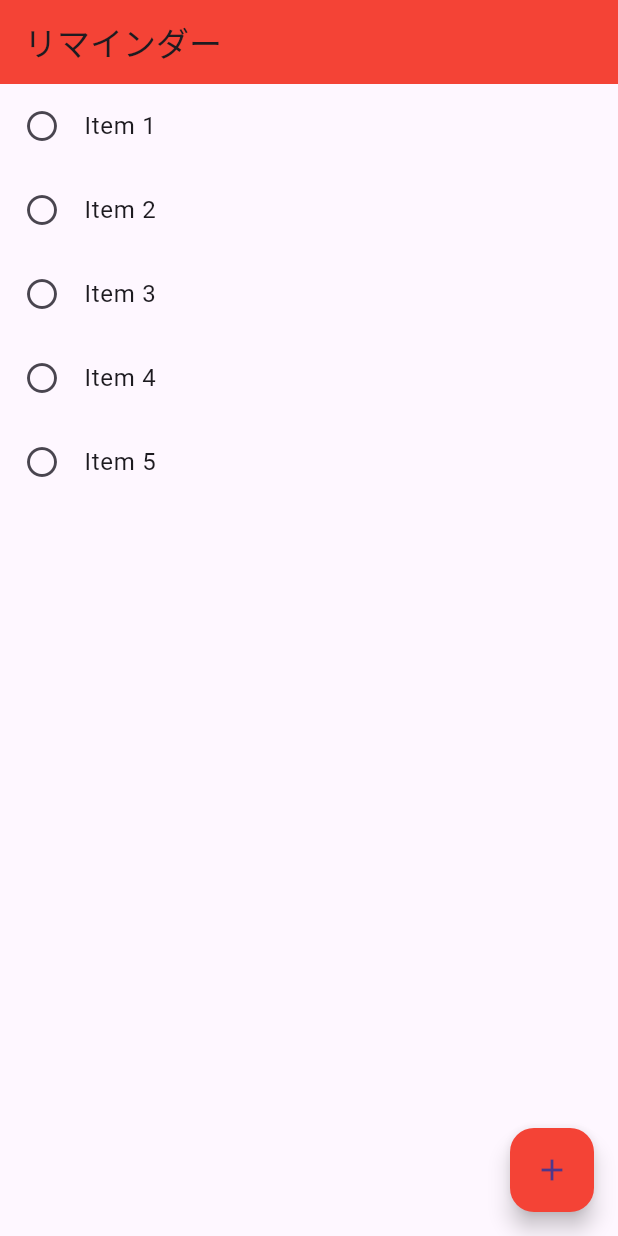
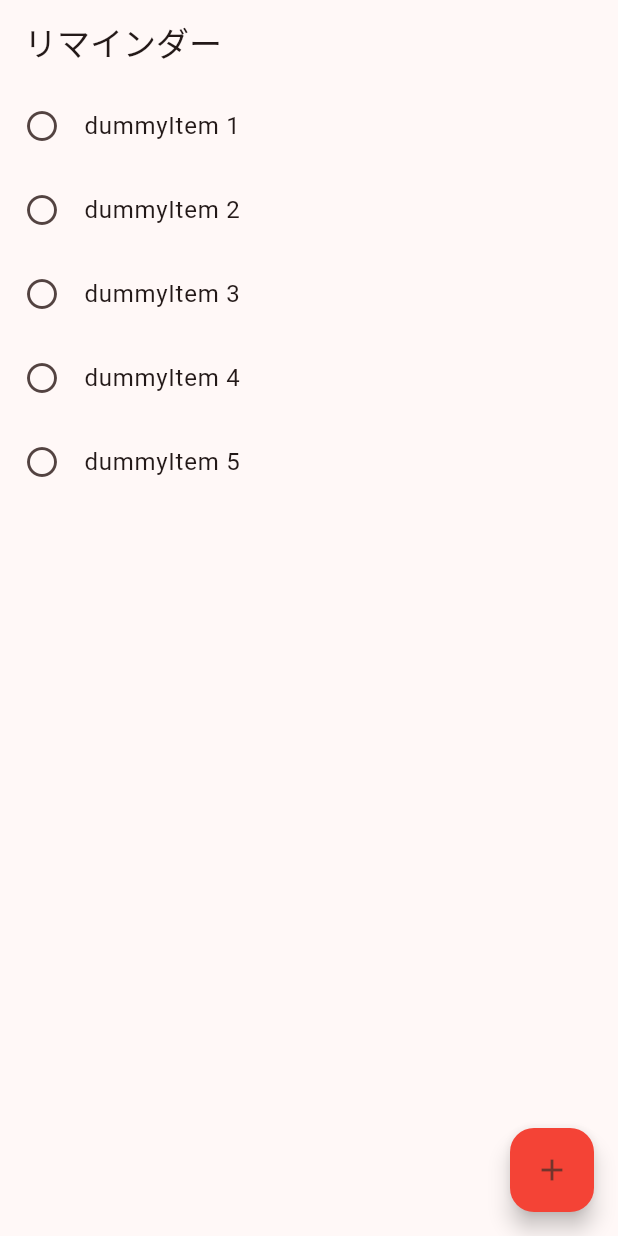
Before and after one commit to szknuts/reminder, a Flutter app: the screen it shows after launch, on a phone screen of 412 x 824 dp. Run offline on Flutter 3.47's test engine with Material 3 defaults, Android fonts, the phone set to English and light mode, and no system bars.

Commit message:
分担、MD3(?)

```diff
--- a/lib/main.dart
+++ b/lib/main.dart
@@ -7,31 +7,48 @@ void main() {
 class MyApp extends StatelessWidget {
   const MyApp({super.key});
 
-  final List<String> dummyItems = const [
-    'Item 1',
-    'Item 2',
-    'Item 3',
-    'Item 4',
-    'Item 5',
+  @override
+  Widget build(BuildContext context) {
+    return MaterialApp(
+      title: 'Reminder',
+      debugShowCheckedModeBanner: false,
+
+      theme: ThemeData(
+        useMaterial3: true,
+        colorScheme: ColorScheme.fromSeed(seedColor: Colors.red),
+      ),
+
+      home: const ReminderHomePage(),
+    );
+  }
+}
+
+class ReminderHomePage extends StatefulWidget {
+  const ReminderHomePage({super.key});
+  @override
+  State<ReminderHomePage> createState() => _ReminderHomePageState();
+}
+
+class _ReminderHomePageState extends State<ReminderHomePage> {
+  List<String> items = [
+    'dummyItem 1',
+    'dummyItem 2',
+    'dummyItem 3',
+    'dummyItem 4',
+    'dummyItem 5',
   ];
 
   @override
   Widget build(BuildContext context) {
-    return MaterialApp(
-      title: 'Reminder',
-
-      home: Scaffold(
-        appBar: AppBar(
-          title: const Text('リマインダー'),
-          backgroundColor: Colors.red,
-        ),
+    return Scaffold(
+      appBar: AppBar(title: const Text('リマインダー')),
 
       body: ListView.builder(
-          itemCount: dummyItems.length,
+        itemCount: items.length,
         itemBuilder: (context, index) {
           return ListTile(
             leading: const Icon(Icons.circle_outlined),
-              title: Text(dummyItems[index]),
+            title: Text(items[index]),
           );
         },
       ),
@@ -44,7 +61,6 @@ class MyApp extends StatelessWidget {
         tooltip: "Add Reminder",
         child: const Icon(Icons.add),
       ),
-      ),
     );
   }
 }
```
Lines whose indentation alone changed are shown as unchanged.
